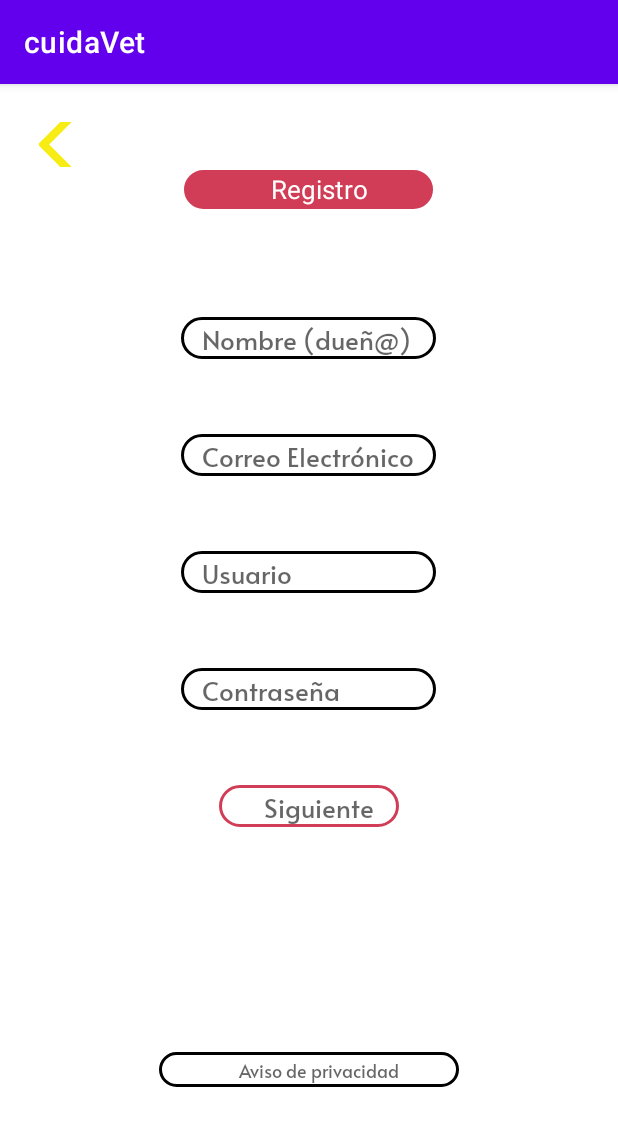
After one commit to srH-hype/cuidaVet, an Android app: the Registro screen opened directly, with no data from a screen before it, on a phone screen of 412 x 824 dp. The commit adds this screen. Shown: the top 1126 px of the screen. Run offline under Robolectric (Android 15) with nearby library versions, the phone set to English and light mode, and no system bars; 2 statements that could not run were skipped.

Commit message:
registro

```diff
--- a/app/src/main/AndroidManifest.xml
+++ b/app/src/main/AndroidManifest.xml
@@ -9,6 +9,9 @@
         android:roundIcon="@mipmap/ic_launcher_round"
         android:supportsRtl="true"
         android:theme="@style/Theme.CuidaVet">
+        <activity
+            android:name=".Registro"
+            android:exported="false" />
         <activity
             android:name=".menuActivity"
             android:exported="false" />
--- /dev/null
+++ b/app/src/main/java/imperial/heriberto/cuidavet/Registro.kt
@@ -0,0 +1,19 @@
+package imperial.heriberto.cuidavet
+
+import android.content.Intent
+import androidx.appcompat.app.AppCompatActivity
+import android.os.Bundle
+import android.widget.Button
+
+class Registro : AppCompatActivity() {
+    override fun onCreate(savedInstanceState: Bundle?) {
+        super.onCreate(savedInstanceState)
+        setContentView(R.layout.activity_registro)
+
+        val button: Button = findViewById(R.id.btn_flcheaRegresar)
+        button.setOnClickListener{
+            var intent: Intent = Intent (this, LoginActivity::class.java)
+            startActivity(intent)
+        }
+    }
+}
--- /dev/null
+++ b/app/src/main/res/drawable/flecha.xml
@@ -0,0 +1,15 @@
+<?xml version="1.0" encoding="UTF-8"?>
+<layer-list xmlns:android="http://schemas.android.com/apk/res/android" > <!-- Colored rectangle--> <item> <shape android:shape="rectangle">
+    <size android:width="100dp" android:height="40dp" />
+    <corners android:radius="0dp"/>
+</shape>
+</item>
+    <item android:top="-40dp" android:bottom="65dp" android:right="-30dp">
+        <rotate android:fromDegrees="-45">
+            <shape android:shape="rectangle">
+            <solid android:color="@color/amarrillo" />
+        </shape> </rotate>
+    </item>
+    <item android:top="65dp" android:bottom="-40dp" android:right="-30dp">
+        <rotate android:fromDegrees="45"> <shape android:shape="rectangle">
+            <solid android:color="@color/amarrillo" /> </shape> </rotate> </item> </layer-list>
--- /dev/null
+++ b/app/src/main/res/layout/activity_registro.xml
@@ -0,0 +1,120 @@
+<?xml version="1.0" encoding="utf-8"?>
+<LinearLayout xmlns:android="http://schemas.android.com/apk/res/android"
+    android:orientation="vertical"
+    android:layout_width="match_parent"
+    android:layout_height="match_parent"
+    android:background="@color/white">
+
+    <androidx.appcompat.widget.AppCompatEditText
+        android:id="@+id/btn_flcheaRegresar"
+        android:layout_width="122dp"
+        android:layout_height="30dp"
+        android:layout_marginLeft="5dp"
+        android:layout_marginTop="25dp"
+        android:background="@drawable/flecha" />
+
+    <androidx.appcompat.widget.AppCompatEditText
+        android:id="@+id/ed_registro"
+        android:layout_width="170dp"
+        android:layout_height="30dp"
+        android:layout_gravity="center"
+        android:layout_marginTop="0dp"
+        android:background="@drawable/round_button"
+        android:hint="@string/registro"
+        android:paddingLeft="14dp"
+        android:textAlignment="center"
+        android:textAllCaps="false"
+        android:textColorHint="@color/white"
+        android:textSize="17sp" />
+
+    <androidx.appcompat.widget.AppCompatEditText
+        android:id="@+id/ed_nombreDuenio"
+        android:layout_width="170dp"
+        android:layout_height="28dp"
+        android:layout_marginTop="70dp"
+        android:hint="@string/nombreduenio"
+        android:textSize="17sp"
+        android:gravity="center_vertical"
+        android:paddingLeft="14dp"
+        android:fontFamily="@font/alataregular"
+        android:background="@drawable/round_edittext"
+        android:layout_gravity="center"
+
+        android:textAllCaps="false"
+        />
+    <androidx.appcompat.widget.AppCompatEditText
+        android:id="@+id/ed_correo"
+        android:layout_width="170dp"
+        android:layout_height="28dp"
+        android:hint="@string/correo"
+        android:textSize="17sp"
+        android:gravity="center_vertical"
+        android:paddingLeft="14dp"
+        android:fontFamily="@font/alataregular"
+        android:background="@drawable/round_edittext"
+        android:layout_gravity="center"
+        android:layout_marginTop="50dp"
+        android:textAllCaps="false"
+        />
+    <androidx.appcompat.widget.AppCompatEditText
+        android:id="@+id/ed_usuarioRegistro"
+        android:layout_width="170dp"
+        android:layout_height="28dp"
+        android:hint="@string/usuario"
+        android:textSize="17sp"
+        android:gravity="center_vertical"
+        android:paddingLeft="14dp"
+        android:fontFamily="@font/alataregular"
+        android:background="@drawable/round_edittext"
+        android:layout_gravity="center"
+        android:layout_marginTop="50dp"
+        android:textAllCaps="false"
+        />
+    <androidx.appcompat.widget.AppCompatEditText
+        android:id="@+id/ed_contraRegistro"
+        android:layout_width="170dp"
+        android:layout_height="28dp"
+        android:hint="@string/contra"
+        android:textSize="17sp"
+        android:gravity="center_vertical"
+        android:paddingLeft="14dp"
+        android:fontFamily="@font/alataregular"
+        android:background="@drawable/round_edittext"
+        android:layout_gravity="center"
+        android:layout_marginTop="50dp"
+        android:textAllCaps="false"
+        />
+
+    <androidx.appcompat.widget.AppCompatEditText
+        android:id="@+id/btn_siguiente"
+        android:layout_width="120dp"
+        android:layout_height="28dp"
+        android:hint="@string/siguiente"
+        android:textSize="17sp"
+        android:textAlignment="center"
+        android:paddingLeft="14dp"
+        android:fontFamily="@font/alataregular"
+        android:background="@drawable/round_button_white"
+        android:layout_gravity="center"
+        android:layout_marginTop="50dp"
+        android:textAllCaps="false"
+        />
+    <androidx.appcompat.widget.AppCompatEditText
+        android:id="@+id/ed_avisoPrivacidad"
+        android:layout_width="200dp"
+        android:layout_height="23dp"
+        android:hint="@string/avisoPrivasidad"
+        android:textSize="12sp"
+        android:textAlignment="center"
+        android:paddingLeft="14dp"
+        android:fontFamily="@font/alataregular"
+        android:background="@drawable/round_edittext"
+        android:layout_gravity="center"
+        android:layout_marginTop="150dp"
+        android:textAllCaps="false"
+        />
+
+
+
+
+</LinearLayout>
--- a/app/src/main/res/values/strings.xml
+++ b/app/src/main/res/values/strings.xml
@@ -10,5 +10,11 @@
     <string name="compras">Compras</string>
     <string name="misMascotas">Mis mascotas</string>
     <string name="emergencias">Emergencias</string>
+    <string name="nombreduenio">Nombre (dueñ@)</string>
+    <string name="correo">Correo Electrónico</string>
+    <string name="registro">Registro</string>
+    <string name="siguiente">Siguiente</string>
+    <string name="avisoPrivasidad">Aviso de privacidad</string>
+
 
 </resources>
```
